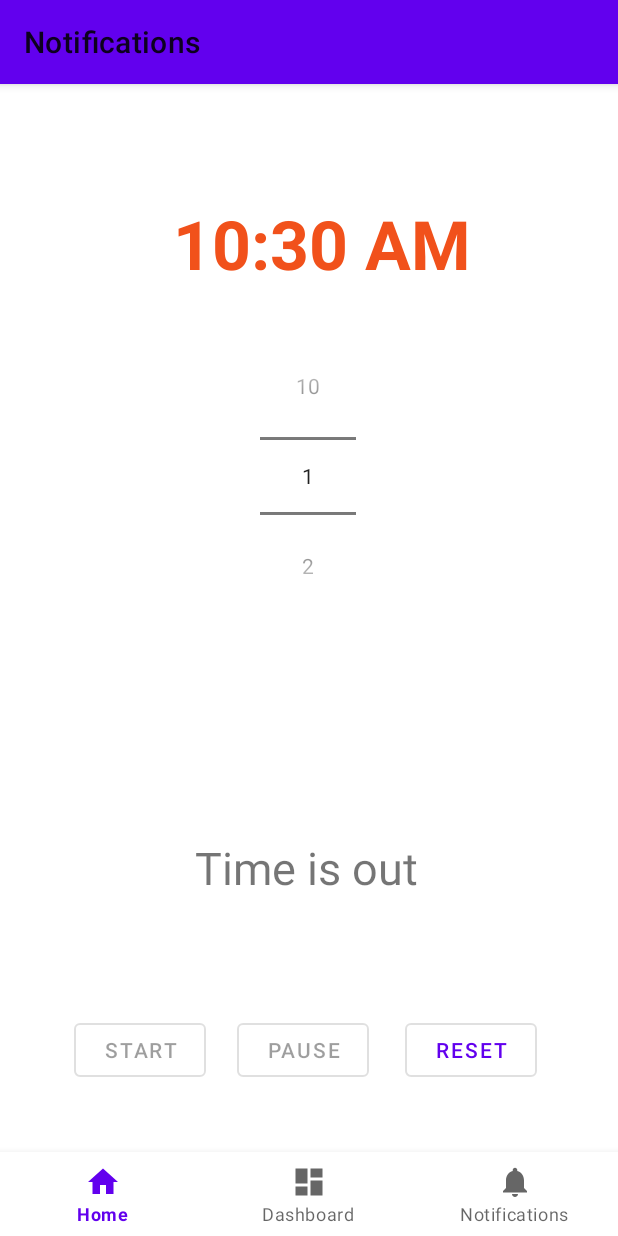
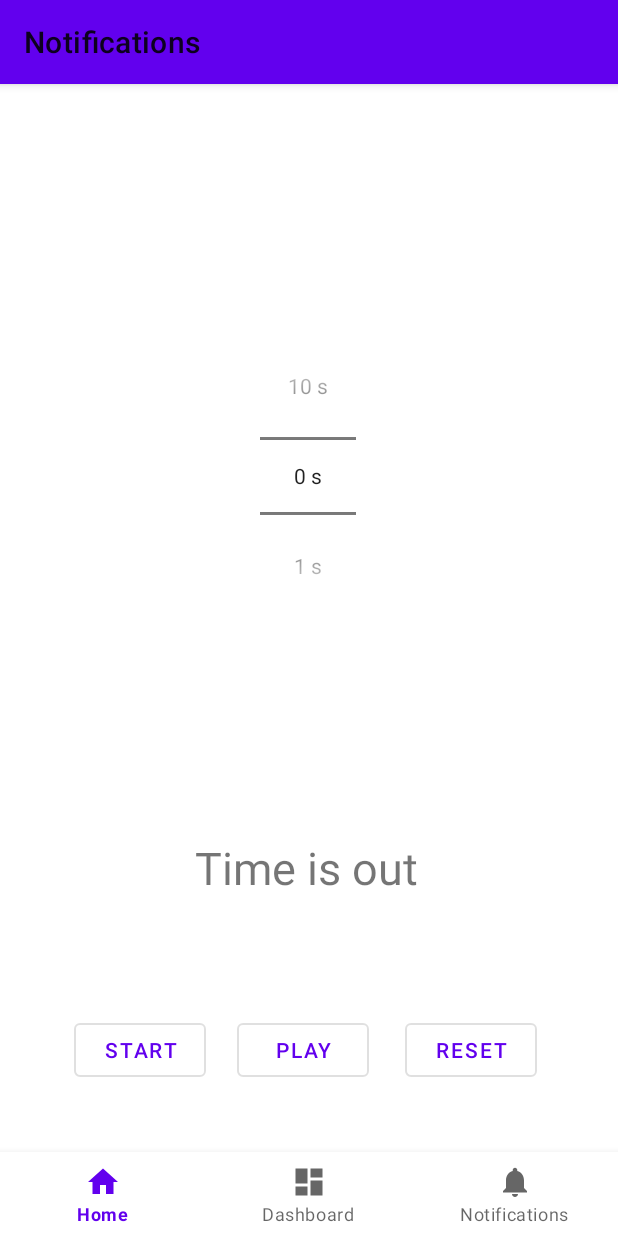
Before and after one commit to Jonnellisuus/Android-java, an Android app: the NotificationsFragment screen opened through its navigation route, after a tap on "PAUSE", on a phone screen of 412 x 824 dp. Run offline under Robolectric (Android 15) with nearby library versions, the phone set to English and light mode, and no system bars; our stand-ins replace navigation-ui; 1 other tap on this screen came first.

Commit message:
Removed text clock. Also number picker values are not hard coded anymore.

```diff
--- a/android-java-programming/app/src/main/java/com/example/helloworld/ui/notifications/NotificationsFragment.java
+++ b/android-java-programming/app/src/main/java/com/example/helloworld/ui/notifications/NotificationsFragment.java
@@ -13,7 +13,6 @@ import android.view.animation.Animation;
 import android.view.animation.AnimationUtils;
 import android.widget.Button;
 import android.widget.NumberPicker;
-import android.widget.TextClock;
 import android.widget.TextView;
 
 import androidx.annotation.NonNull;
@@ -26,8 +25,6 @@ public class NotificationsFragment extends Fragment implements View.OnClickListe
 
     private NotificationsViewModel notificationsViewModel;
 
-    TextClock textClock;
-
     NumberPicker pickedNumber;
     private String[] timerSeconds;
 
@@ -38,11 +35,13 @@ public class NotificationsFragment extends Fragment implements View.OnClickListe
     TextView remainingTime;
     TextView timerFinishText;
 
+    int minValue = 0;
+    int maxValue = 10;
+    int i;
     int getTime;
-    int getTimeRemain;
+    int getTimeRemaining;
     int timeLeft;
     int pickedSecond;
-    int formattedPickedSecond;
     boolean isTimerRunning;
 
     CountDownTimer countDownTimer;
@@ -55,12 +54,13 @@ public class NotificationsFragment extends Fragment implements View.OnClickListe
                 new ViewModelProvider(this).get(NotificationsViewModel.class);
         View root = inflater.inflate(R.layout.fragment_notifications, container, false);
 
-        textClock = root.findViewById(R.id.textClock1);
-
         pickedNumber = root.findViewById(R.id.selectTime);
-        pickedNumber.setMaxValue(9);
-        pickedNumber.setMinValue(0);
-        timerSeconds  = new String[] {"1", "2", "3", "4", "5", "6", "7", "8", "9", "10"};
+        pickedNumber.setMinValue(minValue);
+        pickedNumber.setMaxValue(maxValue);
+        timerSeconds = new String[pickedNumber.getMaxValue() + 1];
+        for (i = 0; i < pickedNumber.getMaxValue() + 1; i++) {
+            timerSeconds[i] = i + " s";
+        }
         pickedNumber.setDisplayedValues(timerSeconds);
 
         pickedNumber.setOnValueChangedListener(new NumberPicker.OnValueChangeListener() {
@@ -95,14 +95,13 @@ public class NotificationsFragment extends Fragment implements View.OnClickListe
         switch (view.getId()) {
             case R.id.timerStartButton:
                 pickedSecond = pickedNumber.getValue();
-                formattedPickedSecond = pickedSecond + 1;
-                Log.e("What is picked time?", String.valueOf(formattedPickedSecond));
+                Log.e("What is picked time?", String.valueOf(pickedSecond));
 
-                countDownTimer = new CountDownTimer(formattedPickedSecond * 1000, 1000) {
+                countDownTimer = new CountDownTimer(pickedSecond * 1000, 1000) {
                     public void onTick(long millisUntilFinished) {
                         startTimerButton.setEnabled(false);
-                        remainingTime.setText(String.valueOf(formattedPickedSecond));
-                        formattedPickedSecond--;
+                        remainingTime.setText(String.valueOf(pickedSecond));
+                        pickedSecond--;
                     }
 
                     public void onFinish() {
@@ -121,31 +120,23 @@ public class NotificationsFragment extends Fragment implements View.OnClickListe
                     isTimerRunning = false;
                     countDownTimer.cancel();
                     pauseTimerButton.setText(R.string.timerPlayButton);
+                }
 
-                    Log.e("Is timer paused or not?", "The time is not running anymore.");
-                    Log.e("What is value?", String.valueOf(isTimerRunning));
-                }
                 else {
                     isTimerRunning = true;
-                    pauseTimerButton.setText(R.string.timerPauseButton);
                     pauseTimerButton.setEnabled(false);
-
-                    Log.e("Is timer paused or not?", "The timer is running again.");
-                    Log.e("What is value?", String.valueOf(isTimerRunning));
 
                     timeLeft = Integer.parseInt(String.valueOf(remainingTime.getText()));
                     Log.e("What is remaining time?", String.valueOf(Integer.valueOf(timeLeft)));
 
-                    getTimeRemain = getTimeRemain + timeLeft;
+                    getTimeRemaining = getTimeRemaining + timeLeft;
                     countDownTimer = new CountDownTimer(timeLeft * 1000, 1000) {
                         public void onTick(long millisUntilFinished) {
-                            startTimerButton.setEnabled(false);
-                            remainingTime.setText(String.valueOf(getTimeRemain));
-                            getTimeRemain--;
+                            remainingTime.setText(String.valueOf(getTimeRemaining));
+                            getTimeRemaining--;
                         }
 
                         public void onFinish() {
-                            isTimerRunning = false;
                             remainingTime.setVisibility(View.INVISIBLE);
                             timerFinishText.setVisibility(View.VISIBLE);
                             timerFinishText.startAnimation(timerFinishAnimation);
--- a/android-java-programming/app/src/main/res/layout/fragment_notifications.xml
+++ b/android-java-programming/app/src/main/res/layout/fragment_notifications.xml
@@ -5,19 +5,6 @@
     android:layout_width="match_parent"
     android:layout_height="match_parent"
     tools:context=".ui.notifications.NotificationsFragment">
-
-    <TextClock
-        android:id="@+id/textClock1"
-        android:layout_width="wrap_content"
-        android:layout_height="wrap_content"
-        android:layout_marginStart="115dp"
-        android:layout_marginTop="20dp"
-        android:format24Hour="dd.MM.yyyy k:mm"
-        android:textColor="#F1511B"
-        android:textSize="45sp"
-        android:textStyle="bold"
-        app:layout_constraintStart_toStartOf="parent"
-        app:layout_constraintTop_toTopOf="parent" />
 
     <NumberPicker
         android:id="@+id/selectTime"
```
